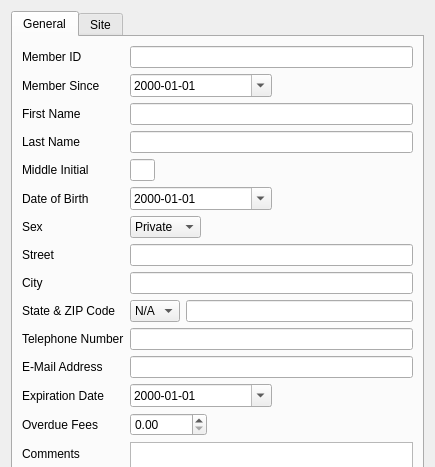
Before: the Qt Designer form UI/userinfo.ui in textbrowser/biblioteq, drawn with Qt 5; both pictures show x 0 to 435 and y 0 to 467 of the 435 by 690 pixel window.
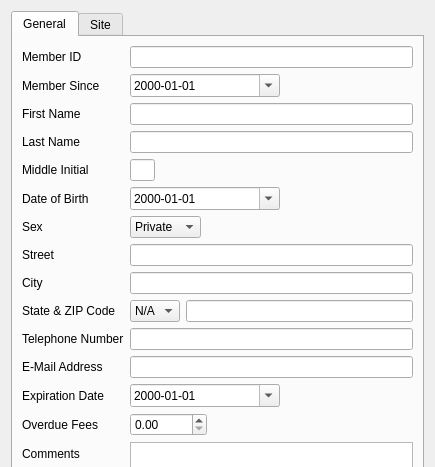
After: the same form once the commit is applied. Icons and pictures are not drawn.

Commit message: Minimum date widget widths.

Diff of the .ui file:
```diff
--- a/UI/userinfo.ui
+++ b/UI/userinfo.ui
@@ -62,6 +62,12 @@
              <verstretch>0</verstretch>
             </sizepolicy>
            </property>
+           <property name="minimumSize">
+            <size>
+             <width>150</width>
+             <height>0</height>
+            </size>
+           </property>
            <property name="readOnly">
             <bool>false</bool>
            </property>
@@ -176,6 +182,12 @@
              <verstretch>0</verstretch>
             </sizepolicy>
            </property>
+           <property name="minimumSize">
+            <size>
+             <width>150</width>
+             <height>0</height>
+            </size>
+           </property>
            <property name="readOnly">
             <bool>false</bool>
            </property>
@@ -604,6 +616,12 @@
              <verstretch>0</verstretch>
             </sizepolicy>
            </property>
+           <property name="minimumSize">
+            <size>
+             <width>150</width>
+             <height>0</height>
+            </size>
+           </property>
            <property name="displayFormat">
             <string>yyyy-MM-dd</string>
            </property>
```
The commit also changes 10 other files.
